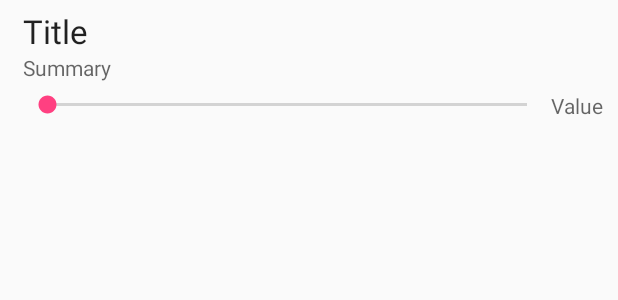
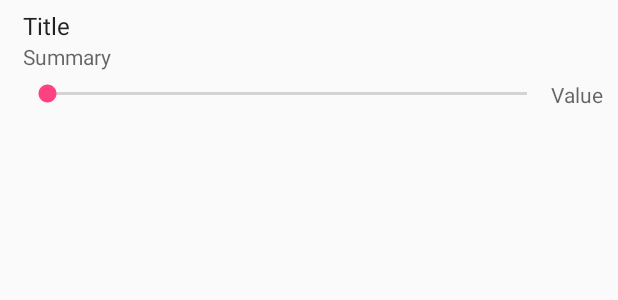
Before and after one commit to Anasthase/AndroidSeekBarPreference, an Android app: the layout seekbar_preference.xml on its own in the app's theme, with its tools: preview values and no code run, on a phone screen of 412 x 824 dp. Shown: the top 300 px of the screen. Run offline under Robolectric (Android 15) with nearby library versions, the phone set to English and light mode, and no system bars.

Commit message:
Correct preference title layout.

```diff
--- a/android-seekbar-preference/src/main/res/layout/seekbar_preference.xml
+++ b/android-seekbar-preference/src/main/res/layout/seekbar_preference.xml
@@ -45,9 +45,8 @@
             android:layout_width="wrap_content"
             android:layout_height="wrap_content"
             android:maxLines="1"
-            android:textAppearance="?android:attr/textAppearanceLarge"
+            android:textAppearance="?android:attr/textAppearanceListItem"
             android:ellipsize="marquee"
-            android:fadingEdge="horizontal"
             tools:text="Title"/>
 
         <TextView
@@ -59,7 +58,7 @@
             android:layout_alignStart="@id/SeekBarPreferenceTitle"
             android:textAppearance="?android:attr/textAppearanceSmall"
             android:textColor="?android:attr/textColorSecondary"
-            android:maxLines="4"
+            android:maxLines="10"
             tools:text="Summary"/>
 
     </RelativeLayout>
```
